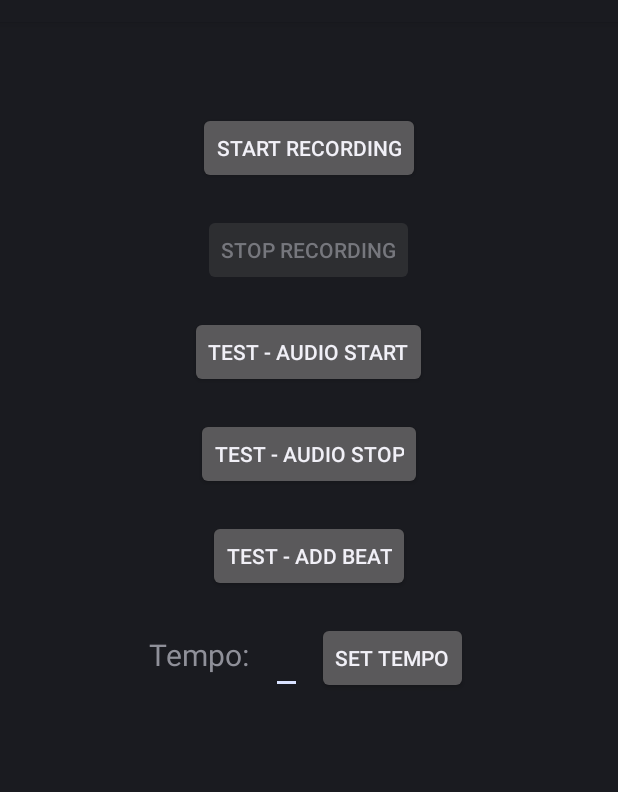
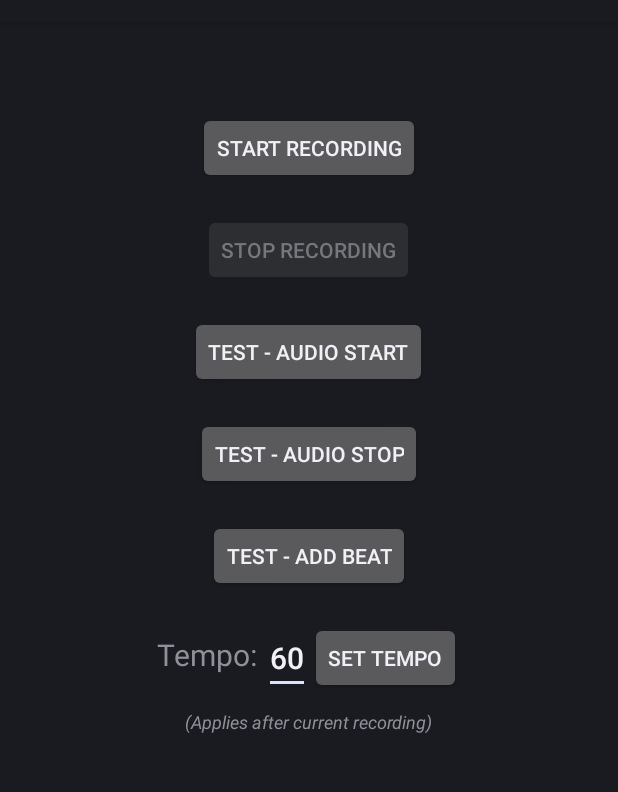
Before and after one commit to senyuuri/gesture-drumkit, an Android app: the RecordingActivity screen opened directly, with no data from a screen before it, on a phone screen of 412 x 824 dp, the part 62-854 px from its top. Run offline under Robolectric (Android 15) with nearby library versions, the phone set to English and light mode, and no system bars; our stand-ins replace RxJava; 1 statement that could not run was skipped.

Commit message:
small edits to tempo ui

```diff
--- a/AndroidApp/app/src/main/java/com/cs4347/drumkit/RecordingActivity.kt
+++ b/AndroidApp/app/src/main/java/com/cs4347/drumkit/RecordingActivity.kt
@@ -103,9 +103,11 @@ class RecordingActivity: Activity() {
             native_insertBeat(0);
         }
 
+        tempo_edittext.setText(60.toString())
         set_tempo_button.setOnClickListener {
            tempo = tempo_edittext.text.toString().toInt()
         }
+
     }
 
     override fun onStop() {
--- a/AndroidApp/app/src/main/res/layout/activity_recording.xml
+++ b/AndroidApp/app/src/main/res/layout/activity_recording.xml
@@ -49,27 +49,30 @@
         android:text="Test - Add Beat"/>
 
     <LinearLayout
+        android:layout_width="wrap_content"
+        android:layout_height="wrap_content"
         android:layout_gravity="center_horizontal"
-        android:layout_margin="10dp"
-        android:orientation="horizontal"
-        android:layout_width="wrap_content"
-        android:layout_height="wrap_content">
+        android:layout_marginBottom="0dp"
+        android:layout_marginTop="10dp"
+        android:orientation="horizontal">
 
         <TextView
             android:id="@+id/tempo_tv"
             android:layout_width="wrap_content"
             android:layout_height="wrap_content"
-            android:textSize="20sp"
-            android:text="Tempo: "/>
+            android:text="Tempo: "
+            android:textSize="20sp"/>
 
         <EditText
             android:id="@+id/tempo_edittext"
             android:layout_width="wrap_content"
             android:layout_height="wrap_content"
             android:layout_gravity="center_horizontal"
+            android:layout_marginBottom="0dp"
+            android:layout_marginTop="10dp"
+            android:inputType="numberSigned"
             android:textSize="20sp"
-            android:layout_margin="10dp"
-            android:inputType="numberSigned"
+            android:minWidth="20dp"
             />
 
         <Button
@@ -79,4 +82,12 @@
             android:text="Set Tempo"/>
 
     </LinearLayout>
+
+    <TextView
+        android:layout_width="wrap_content"
+        android:layout_height="wrap_content"
+        android:layout_gravity="center_horizontal"
+        android:text="(Applies after current recording)"
+        android:textStyle="italic"
+        android:textSize="12sp"/>
 </LinearLayout>
```
